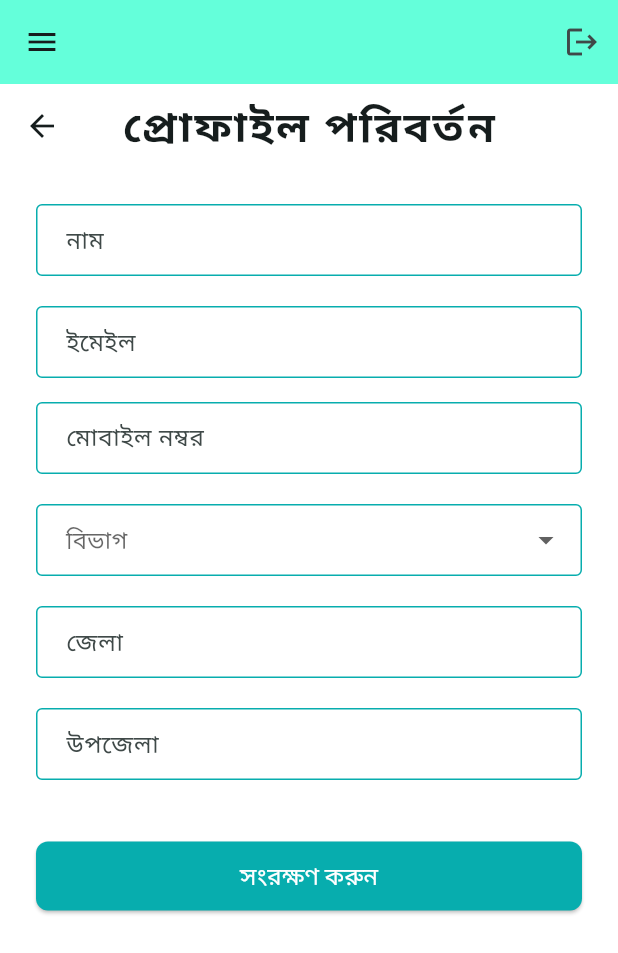
After one commit to pinjor/BJP, a Flutter app: the MemberList screen opened by its route, in the side drawer, after a tap on "প্রোফাইল", on a phone screen of 412 x 824 dp. The commit adds this screen. Shown: the top 953 px of the screen. Run offline on Flutter 3.47's test engine with Material 3 defaults, Android fonts, the phone set to English and light mode, and no system bars; our stand-ins replace flutter_svg, pin_code_fields; missing offline and left inert: otp_timer_button.

Commit message:
profile edition menu

```diff
--- a/lib/features/auth/ui/screens/member_list.dart
+++ b/lib/features/auth/ui/screens/member_list.dart
@@ -1,6 +1,7 @@
 import 'package:bjp/app/assets_path.dart';
 import 'package:bjp/features/auth/ui/screens/login_screen.dart';
 import 'package:bjp/features/auth/ui/screens/member_search__list.dart';
+import 'package:bjp/features/auth/ui/screens/profile_editing_screen.dart';
 import 'package:bjp/features/auth/ui/screens/program_scedule_screen.dart';
 import 'package:bjp/features/auth/ui/widgets/app_icon_widget.dart';
 import 'package:flutter/material.dart';
@@ -55,6 +56,7 @@ class _MemberListState extends State<MemberList> {
       ),
       MemberSearchScreen(),
       ProgramSceduleScreen(),
+      ProfileEditingScreen()
     ];
   }
 
@@ -108,6 +110,15 @@ class _MemberListState extends State<MemberList> {
                 Navigator.pop(context);
               },
             ),
+            ListTile(
+              leading: Icon(Icons.edit),
+              title: Text('প্রোফাইল'),
+              selected: _selectedIndex == 3,
+              onTap: () {
+                _onItemTapped(3);
+                Navigator.pop(context);
+              },
+            ),
           ],
         ),
       ),
--- /dev/null
+++ b/lib/features/auth/ui/screens/profile_editing_screen.dart
@@ -0,0 +1,109 @@
+import 'package:bjp/features/auth/ui/screens/member_list.dart';
+import 'package:flutter/material.dart';
+
+class ProfileEditingScreen extends StatefulWidget {
+  const ProfileEditingScreen({super.key});
+
+  @override
+  State<ProfileEditingScreen> createState() => _ProfileEditingScreenState();
+}
+
+class _ProfileEditingScreenState extends State<ProfileEditingScreen> {
+  var selected_value;
+  @override
+  Widget build(BuildContext context) {
+    return Scaffold(
+      appBar: AppBar(
+        title: Text('প্রোফাইল পরিবর্তন'),
+        centerTitle: true,
+      ),
+      body: Padding(
+        padding: const EdgeInsets.all(24.0),
+        child: SingleChildScrollView(
+          child: Form(
+            child: Column(
+              children: [
+                TextFormField(
+                  autovalidateMode: AutovalidateMode.onUserInteraction,
+                  decoration: InputDecoration(
+                    label: Text('নাম'),
+                    hintText: 'এখানে লিখুন',
+                  ),
+                  keyboardType: TextInputType.text,
+                ),
+                SizedBox(height: 20.0),
+                TextFormField(
+                  autovalidateMode: AutovalidateMode.onUserInteraction,
+                  decoration: InputDecoration(
+                    label: Text('ইমেইল'),
+                    hintText: 'এখানে লিখুন',
+                  ),
+                  keyboardType: TextInputType.emailAddress,
+                ),
+                SizedBox(height: 16.0),
+                TextFormField(
+                  autovalidateMode: AutovalidateMode.onUserInteraction,
+                  decoration: InputDecoration(
+                    label: Text('মোবাইল নম্বর'),
+                    hintText: 'এখানে লিখুন',
+                  ),
+                  keyboardType: TextInputType.number,
+                ),
+                SizedBox(height: 20.0),
+                DropdownButtonFormField(
+                  hint: Text('বিভাগ'),
+                  onChanged: (val) {
+                    setState(() {
+                      val = selected_value;
+                    });
+                  },
+                  value: selected_value,
+                  items: [
+                    DropdownMenuItem(value: 'ঢাকা', child: Text('ঢাকা')),
+                    DropdownMenuItem(value: 'রংপুর', child: Text('রংপুর')),
+                    DropdownMenuItem(value: 'সিলেট', child: Text('সিলেট')),
+                    DropdownMenuItem(value: 'বরিশাল', child: Text('বরিশাল')),
+                    DropdownMenuItem(value: 'রাজশাহী', child: Text('রাজশাহী')),
+                    DropdownMenuItem(value: 'দিনাজপুর', child: Text('দিনাজপুর'))
+                  ],
+                ),
+                SizedBox(height: 20.0),
+                TextFormField(
+                  autovalidateMode: AutovalidateMode.onUserInteraction,
+                  decoration: InputDecoration(
+                    label: Text('জেলা'),
+                    hintText: 'এখানে লিখুন',
+                  ),
+                  keyboardType: TextInputType.text,
+                ),
+                SizedBox(height: 20.0),
+                TextFormField(
+                  autovalidateMode: AutovalidateMode.onUserInteraction,
+                  decoration: InputDecoration(
+                    label: Text('উপজেলা'),
+                    hintText: 'এখানে লিখুন',
+                  ),
+                  keyboardType: TextInputType.text,
+                ),
+                SizedBox(height: 40.0),
+                ElevatedButton(
+                  onPressed: () {
+                    FocusScope.of(context).unfocus();
+
+                    Navigator.pushReplacementNamed(
+                        context, MemberList.name //'/program_timeline'
+                        );
+                  },
+                  child: Text(
+                    'সংরক্ষণ করুন',
+                    style: TextStyle(color: Colors.white),
+                  ),
+                ),
+              ],
+            ),
+          ),
+        ),
+      ),
+    );
+  }
+}
```
Also changed, not shown: 4 other files.
